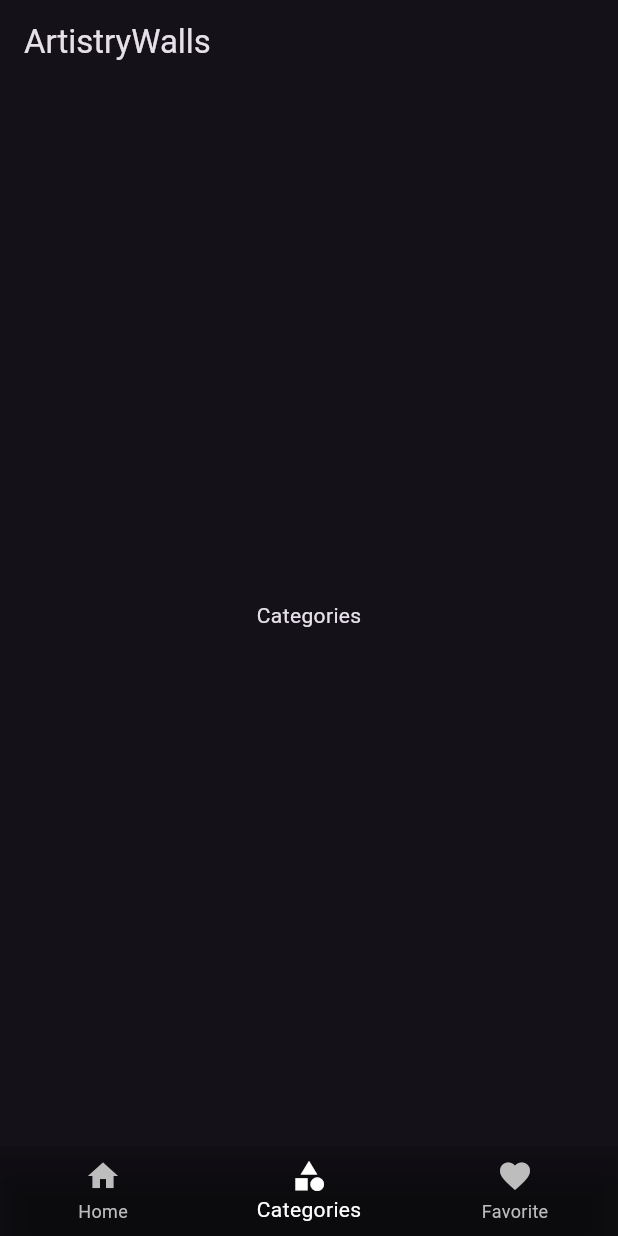
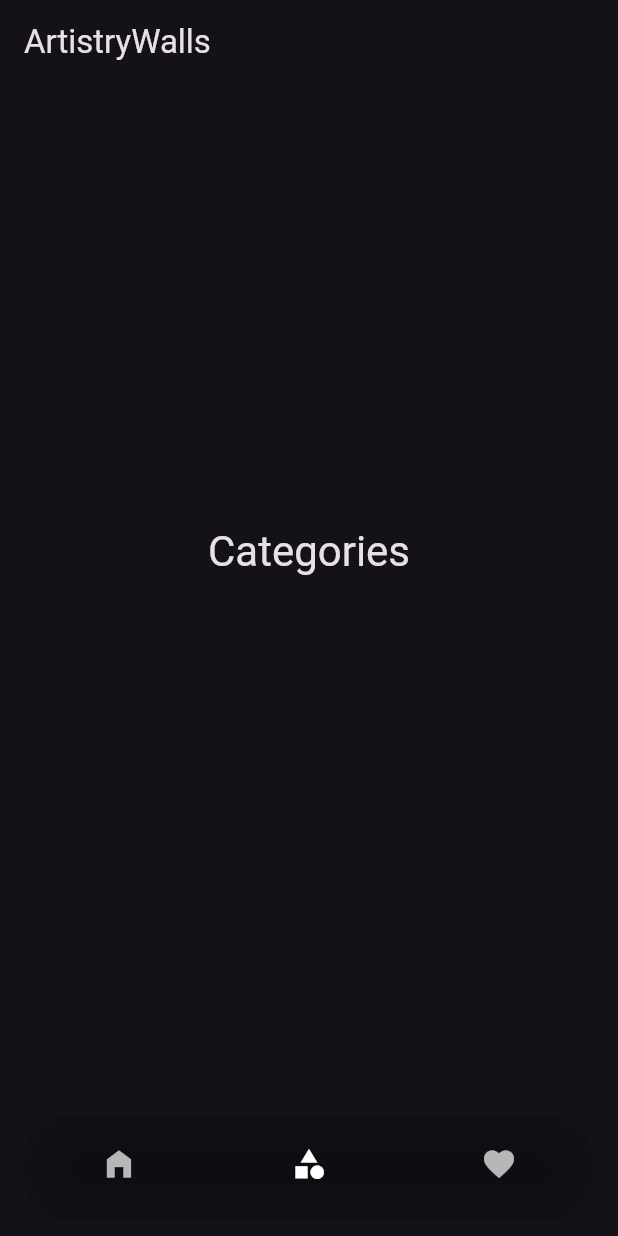
Before and after one commit to RexO77/FirstApp, a Flutter app: the screen it shows after launch, item 2 of the bottom bar chosen, on a phone screen of 412 x 824 dp. Run offline on Flutter 3.47's test engine with Material 3 defaults, Android fonts, the phone set to English and light mode, and no system bars; our stand-ins replace carousel_slider.

Commit message:
App Update

```diff
--- a/lib/main.dart
+++ b/lib/main.dart
@@ -18,7 +18,11 @@ class MyApp extends StatelessWidget {
   Widget build(BuildContext context) {
     return MaterialApp(
       title: 'ArtistryWalls',
-      theme: ThemeData.dark(),
+      theme: ThemeData(
+        brightness: Brightness.dark,
+        primarySwatch: Colors.indigo,
+        fontFamily: 'Roboto', // Use a custom font
+      ),
       home: const WallpaperHomePage(),
       debugShowCheckedModeBanner: false,
     );
@@ -33,11 +37,13 @@ class WallpaperHomePage extends StatefulWidget {
   _WallpaperHomePageState createState() => _WallpaperHomePageState();
 }
 
-class _WallpaperHomePageState extends State<WallpaperHomePage> {
+class _WallpaperHomePageState extends State<WallpaperHomePage>
+    with SingleTickerProviderStateMixin {
   int _currentIndex = 0;
   final Set<String> favorites = {};
   int _tapCounter = 0;
   DateTime _lastTapTime = DateTime.now();
+  late AnimationController _animationController;
 
   final List<String> wallpapers = [
     'assets/mobilewalls/10.png',
@@ -58,6 +64,15 @@ class _WallpaperHomePageState extends State<WallpaperHomePage> {
     'assets/mobilewalls/25.png',
     // Add more image paths
   ];
+
+  @override
+  void initState() {
+    super.initState();
+    _animationController = AnimationController(
+      vsync: this,
+      duration: const Duration(milliseconds: 300),
+    );
+  }
 
   Future<void> _downloadImage(String assetPath) async {
     try {
@@ -117,10 +132,21 @@ class _WallpaperHomePageState extends State<WallpaperHomePage> {
                 return GestureDetector(
                   onTap: () => _handleTap(image),
                   child: Stack(
-                    alignment: Alignment.topRight,
                     children: [
-                      Container(
+                      AnimatedContainer(
+                        duration: const Duration(milliseconds: 500),
+                        curve: Curves.easeInOut,
                         margin: const EdgeInsets.symmetric(horizontal: 5),
+                        decoration: BoxDecoration(
+                          borderRadius: BorderRadius.circular(15),
+                          boxShadow: [
+                            BoxShadow(
+                              color: Colors.black38,
+                              blurRadius: 10,
+                              offset: Offset(0, 5),
+                            ),
+                          ],
+                        ),
                         child: ClipRRect(
                           borderRadius: BorderRadius.circular(15),
                           child: Image.asset(
@@ -131,11 +157,13 @@ class _WallpaperHomePageState extends State<WallpaperHomePage> {
                         ),
                       ),
                       if (isFavorite)
-                        const Padding(
-                          padding: EdgeInsets.all(8.0),
+                        Positioned(
+                          top: 10,
+                          right: 10,
                           child: Icon(
                             Icons.favorite,
-                            color: Colors.red,
+                            color: Colors.redAccent,
+                            size: 30,
                           ),
                         ),
                     ],
@@ -144,16 +172,22 @@ class _WallpaperHomePageState extends State<WallpaperHomePage> {
               },
               options: CarouselOptions(
                 scrollDirection: Axis.vertical,
-                autoPlay: false,
+                autoPlay: true,
                 autoPlayInterval: const Duration(seconds: 5),
                 enlargeCenterPage: true,
+                viewportFraction: 0.8,
               ),
             ),
           ),
         ],
       ),
       // Categories Page (Placeholder)
-      const Center(child: Text('Categories')),
+      Center(
+        child: Text(
+          'Categories',
+          style: Theme.of(context).textTheme.headline4,
+        ),
+      ),
       // Favorites Page
       GridView.builder(
         padding: const EdgeInsets.all(8),
@@ -166,6 +200,16 @@ class _WallpaperHomePageState extends State<WallpaperHomePage> {
           final image = favorites.elementAt(index);
           return Container(
             margin: const EdgeInsets.all(5),
+            decoration: BoxDecoration(
+              borderRadius: BorderRadius.circular(15),
+              boxShadow: [
+                BoxShadow(
+                  color: Colors.black26,
+                  blurRadius: 5,
+                  offset: Offset(0, 3),
+                ),
+              ],
+            ),
             child: ClipRRect(
               borderRadius: BorderRadius.circular(15),
               child: Image.asset(
@@ -179,10 +223,17 @@ class _WallpaperHomePageState extends State<WallpaperHomePage> {
     ];
 
     return Scaffold(
+      extendBodyBehindAppBar: true,
       appBar: AppBar(
         title: const Text('ArtistryWalls'),
+        backgroundColor: Colors.transparent,
+        elevation: 0,
       ),
-      body: pages[_currentIndex],
+      body: Stack(
+        children: [
+          pages[_currentIndex],
+        ],
+      ),
       bottomNavigationBar: GlassmorphicNavigationBar(
         currentIndex: _currentIndex,
         onTap: (index) {
@@ -208,22 +259,28 @@ class GlassmorphicNavigationBar extends StatelessWidget {
   @override
   Widget build(BuildContext context) {
     return Container(
-      height: 60,
+      height: 70,
+      margin: const EdgeInsets.symmetric(horizontal: 16, vertical: 10),
       decoration: BoxDecoration(
-        color: Colors.black.withOpacity(0.2),
+        color: Colors.black.withOpacity(0.3),
+        borderRadius: BorderRadius.circular(30),
       ),
-      child: ClipRect(
+      child: ClipRRect(
+        borderRadius: BorderRadius.circular(30),
         child: BackdropFilter(
           filter: ImageFilter.blur(sigmaX: 20, sigmaY: 20),
           child: BottomNavigationBar(
             currentIndex: currentIndex,
             onTap: onTap,
             backgroundColor: Colors.transparent,
+            elevation: 0,
             selectedItemColor: Colors.white,
-            unselectedItemColor: Colors.grey[400],
+            unselectedItemColor: Colors.white70,
+            showSelectedLabels: false,
+            showUnselectedLabels: false,
             items: const [
               BottomNavigationBarItem(
-                icon: Icon(Icons.home),
+                icon: Icon(Icons.home_filled),
                 label: 'Home',
               ),
               BottomNavigationBarItem(
```
